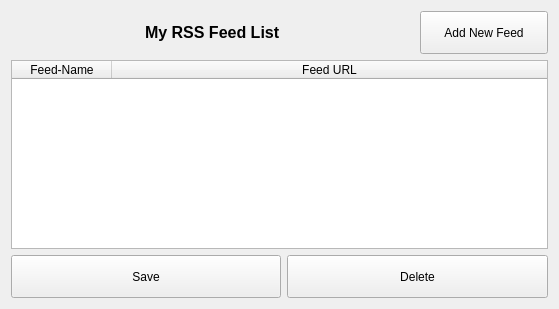
The window that ui/rss-list.ui (berndhs/arado) describes before a commit, drawn with Qt 5.
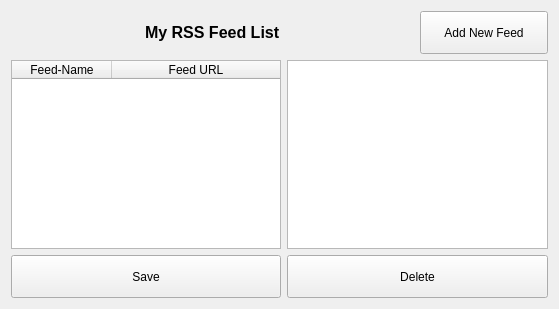
The same window after the commit. Icons and pictures are not drawn.

Commit message: a table for unread rss items?

The edit to the form file:
```diff
--- a/ui/rss-list.ui
+++ b/ui/rss-list.ui
@@ -18,7 +18,7 @@
     <normaloff>:/arado-logo-colo-128.png</normaloff>:/arado-logo-colo-128.png</iconset>
   </property>
   <layout class="QGridLayout" name="gridLayout">
-   <item row="6" column="0" colspan="4">
+   <item row="6" column="0" colspan="2">
     <widget class="QTableWidget" name="feedTable">
      <property name="styleSheet">
       <string notr="true"/>
@@ -156,6 +156,9 @@
      </property>
     </widget>
    </item>
+   <item row="6" column="2" colspan="2">
+    <widget class="QTableWidget" name="tableWidget"/>
+   </item>
   </layout>
  </widget>
  <resources>
```
